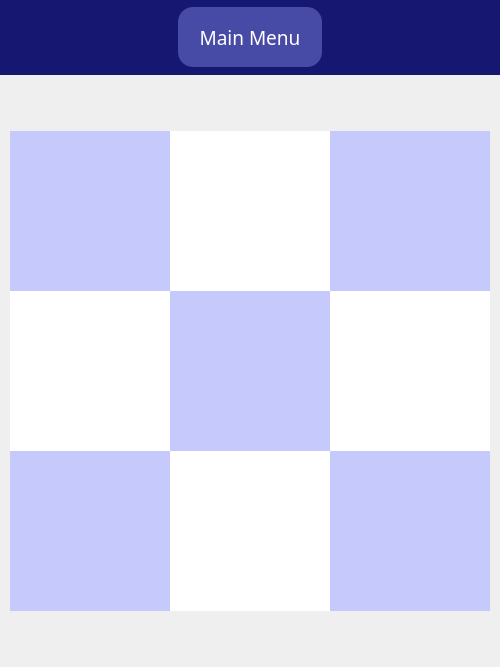
Above: mainwindow.ui from dnguye12/Qt-Tic-Tac-Toe before the change. Below: the same form after it.
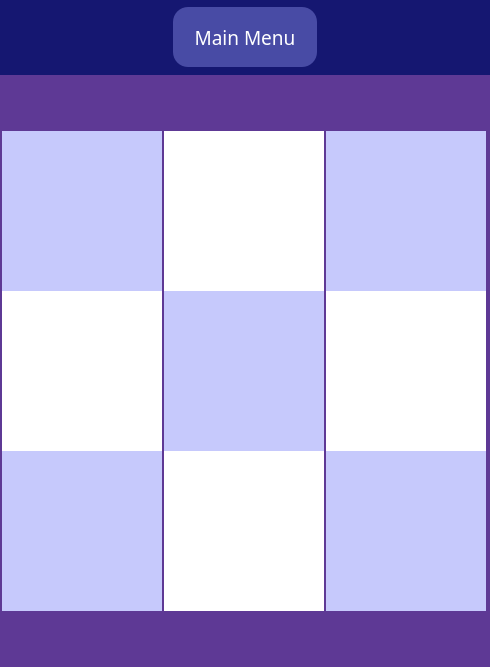
That is the form after the change. Icons and pictures are not drawn.

What changed in the file:
```diff
--- a/mainwindow.ui
+++ b/mainwindow.ui
@@ -204,26 +204,47 @@
        </size>
       </property>
       <property name="styleSheet">
-       <string notr="true"/>
+       <string notr="true">background-color: rgb(94, 57, 149);</string>
       </property>
       <layout class="QVBoxLayout" name="verticalLayout">
+       <property name="leftMargin">
+        <number>0</number>
+       </property>
+       <property name="topMargin">
+        <number>0</number>
+       </property>
+       <property name="rightMargin">
+        <number>0</number>
+       </property>
+       <property name="bottomMargin">
+        <number>0</number>
+       </property>
        <item>
         <widget class="QWidget" name="gridWidget" native="true">
+         <property name="enabled">
+          <bool>true</bool>
+         </property>
+         <property name="cursor">
+          <cursorShape>ArrowCursor</cursorShape>
+         </property>
+         <property name="toolTip">
+          <string notr="true"/>
+         </property>
          <property name="styleSheet">
           <string notr="true"/>
          </property>
          <layout class="QGridLayout" name="gridLayout">
           <property name="leftMargin">
-           <number>1</number>
+           <number>0</number>
           </property>
           <property name="topMargin">
-           <number>1</number>
+           <number>0</number>
           </property>
           <property name="rightMargin">
-           <number>1</number>
+           <number>0</number>
           </property>
           <property name="bottomMargin">
-           <number>1</number>
+           <number>0</number>
           </property>
           <property name="spacing">
            <number>0</number>
@@ -231,7 +252,7 @@
           <item row="1" column="0">
            <widget class="QToolButton" name="toolButton">
             <property name="enabled">
-             <bool>false</bool>
+             <bool>true</bool>
             </property>
             <property name="sizePolicy">
              <sizepolicy hsizetype="Fixed" vsizetype="Fixed">
@@ -270,7 +291,7 @@
           <item row="1" column="1">
            <widget class="QToolButton" name="toolButton_2">
             <property name="enabled">
-             <bool>false</bool>
+             <bool>true</bool>
             </property>
             <property name="sizePolicy">
              <sizepolicy hsizetype="Fixed" vsizetype="Fixed">
@@ -296,7 +317,7 @@
           <item row="1" column="2">
            <widget class="QToolButton" name="toolButton_3">
             <property name="enabled">
-             <bool>false</bool>
+             <bool>true</bool>
             </property>
             <property name="sizePolicy">
              <sizepolicy hsizetype="Fixed" vsizetype="Fixed">
@@ -322,7 +343,7 @@
           <item row="2" column="0">
            <widget class="QToolButton" name="toolButton_4">
             <property name="enabled">
-             <bool>false</bool>
+             <bool>true</bool>
             </property>
             <property name="sizePolicy">
              <sizepolicy hsizetype="Fixed" vsizetype="Fixed">
@@ -348,7 +369,7 @@
           <item row="3" column="1">
            <widget class="QToolButton" name="toolButton_8">
             <property name="enabled">
-             <bool>false</bool>
+             <bool>true</bool>
             </property>
             <property name="sizePolicy">
              <sizepolicy hsizetype="Fixed" vsizetype="Fixed">
@@ -374,7 +395,7 @@
           <item row="3" column="0">
            <widget class="QToolButton" name="toolButton_7">
             <property name="enabled">
-             <bool>false</bool>
+             <bool>true</bool>
             </property>
             <property name="sizePolicy">
              <sizepolicy hsizetype="Fixed" vsizetype="Fixed">
@@ -400,7 +421,7 @@
           <item row="2" column="2">
            <widget class="QToolButton" name="toolButton_6">
             <property name="enabled">
-             <bool>false</bool>
+             <bool>true</bool>
             </property>
             <property name="sizePolicy">
              <sizepolicy hsizetype="Fixed" vsizetype="Fixed">
@@ -426,7 +447,7 @@
           <item row="3" column="2">
            <widget class="QToolButton" name="toolButton_9">
             <property name="enabled">
-             <bool>false</bool>
+             <bool>true</bool>
             </property>
             <property name="sizePolicy">
              <sizepolicy hsizetype="Fixed" vsizetype="Fixed">
@@ -452,7 +473,7 @@
           <item row="2" column="1">
            <widget class="QToolButton" name="toolButton_5">
             <property name="enabled">
-             <bool>false</bool>
+             <bool>true</bool>
             </property>
             <property name="sizePolicy">
              <sizepolicy hsizetype="Fixed" vsizetype="Fixed">
```
Left out of the diff: 63 changed lines with no effect on the pictures.
